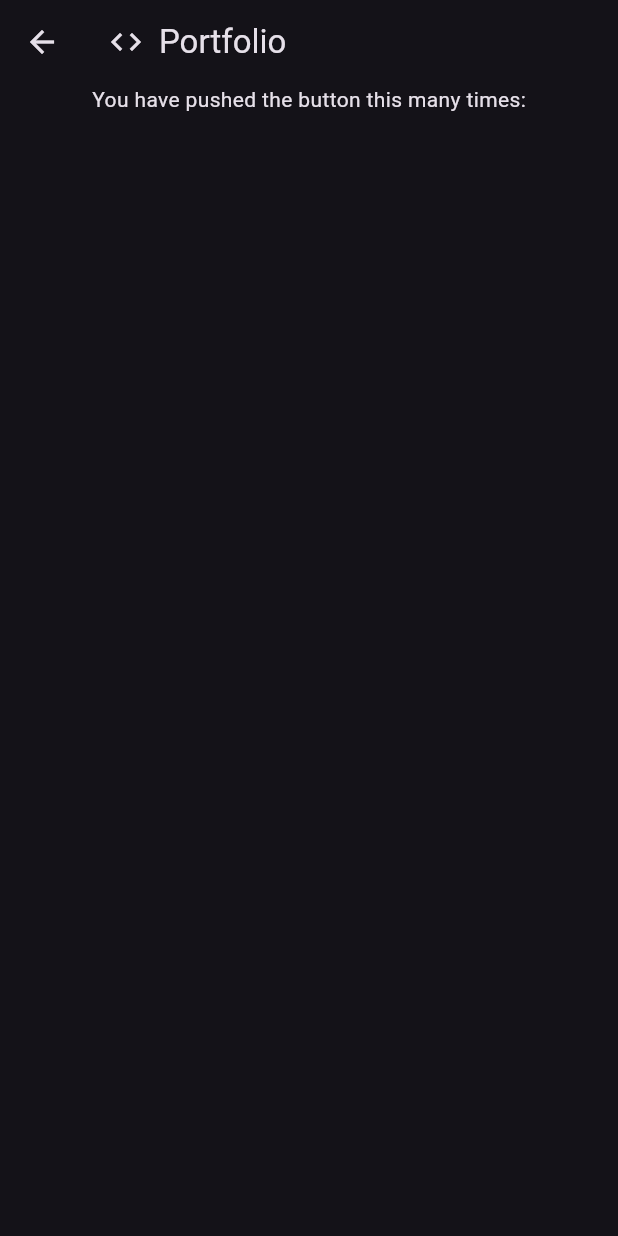
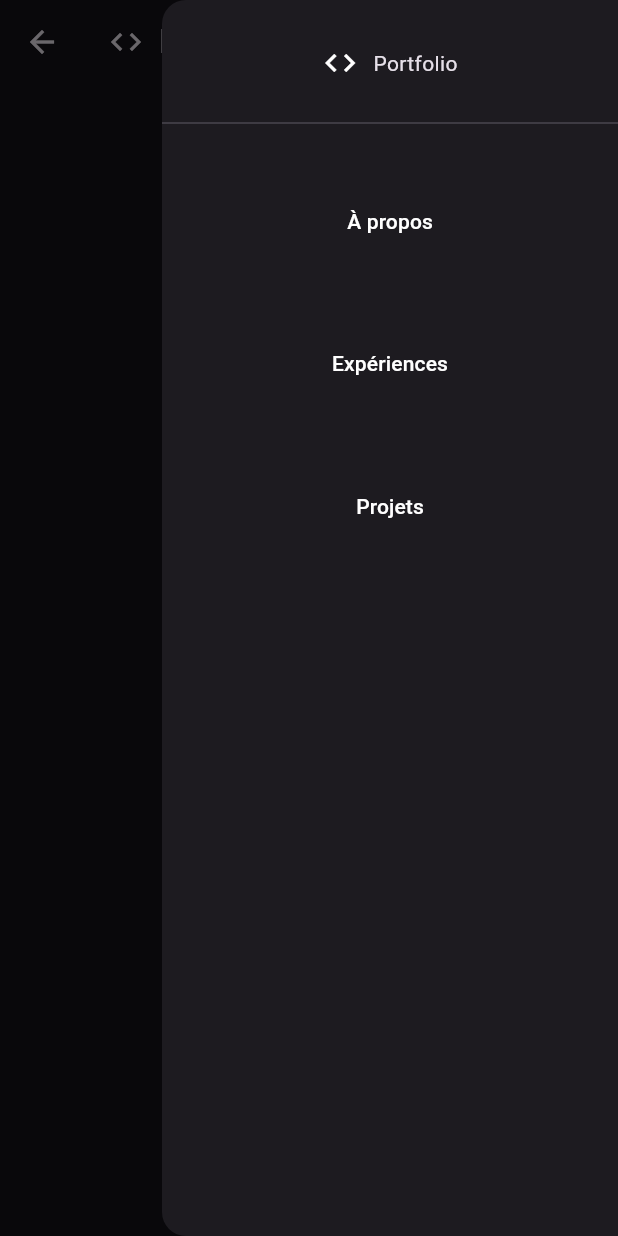
Before and after one commit to ASD-9/portfolio_app, a Flutter app: the MyHomePage screen opened directly, with the side drawer open (before the commit the screen has no drawer), on a phone screen of 412 x 824 dp. Run offline on Flutter 3.47's test engine with Material 3 defaults, Android fonts, the phone set to English and light mode, and no system bars; our stand-ins replace flutter_dotenv, loading_animation_widget; network calls fail.

Commit message:
create drawer for mobile size

```diff
--- a/lib/home_page.dart
+++ b/lib/home_page.dart
@@ -1,5 +1,6 @@
 import 'package:flutter/material.dart';
 import 'package:portfolio_app/widgets/app_bar.dart';
+import 'package:portfolio_app/widgets/end_drawer.dart';
 
 class MyHomePage extends StatefulWidget {
   const MyHomePage({super.key});
@@ -13,11 +14,12 @@ class _MyHomePageState extends State<MyHomePage> {
   @override
   Widget build(BuildContext context) {
     return Scaffold(
+      endDrawer: EndDrawer(),
       body: Center(
         child: Column(
           children: [
             MyAppBar(),
-            const Text('You have pushed the button this many times:'),
+            const Text('Page Content To Be Added'),
           ],
         ),
       ),
--- a/lib/widgets/app_bar.dart
+++ b/lib/widgets/app_bar.dart
@@ -1,5 +1,6 @@
 import 'package:flutter/material.dart';
 import 'package:portfolio_app/widgets/responsive.dart';
+import 'package:portfolio_app/widgets/title_button.dart';
 
 class MyAppBar extends StatelessWidget {
   const MyAppBar({super.key});
@@ -7,21 +8,7 @@ class MyAppBar extends StatelessWidget {
   @override
   Widget build(BuildContext context) {
     return AppBar(
-      title: MouseRegion(
-        cursor: SystemMouseCursors.click,
-        child: GestureDetector(
-          onTap: () {},
-          child: Row(
-            children: [
-              Icon(
-                Icons.code
-              ),
-              const SizedBox(width: 10),
-              Text('Portfolio'),
-            ],
-          )
-        )
-      ),
+      title: TitleButton(isInDrawer: false),
       actions: [
         if (!Responsive.isMobile(context))
           Row(
--- /dev/null
+++ b/lib/widgets/end_drawer.dart
@@ -0,0 +1,55 @@
+import 'package:flutter/material.dart';
+import 'package:portfolio_app/widgets/responsive.dart';
+import 'package:portfolio_app/widgets/title_button.dart';
+
+class EndDrawer extends StatelessWidget {
+  const EndDrawer({super.key});
+
+  @override
+  Widget build(BuildContext context) {
+    if (!Responsive.isMobile(context)) return const SizedBox.shrink();
+    return Drawer(
+      child: Column(
+        spacing: 20,
+        children: [
+          const SizedBox(height: 10,),
+          TitleButton(isInDrawer: true),
+          const Divider(),
+          MaterialButton(
+            height: 75,
+            minWidth: double.infinity,
+            hoverColor: Colors.transparent,
+            splashColor: Colors.transparent,
+            highlightColor: Colors.transparent,
+            onPressed: () {
+              Scaffold.of(context).closeEndDrawer();
+            },
+            child: const Text('À propos')
+          ),
+          MaterialButton(
+            height: 75,
+            minWidth: double.infinity,
+            hoverColor: Colors.transparent,
+            splashColor: Colors.transparent,
+            highlightColor: Colors.transparent,
+            onPressed: () {
+              Scaffold.of(context).closeEndDrawer();
+            },
+            child: const Text('Expériences')
+          ),
+          MaterialButton(
+            height: 75,
+            minWidth: double.infinity,
+            hoverColor: Colors.transparent,
+            splashColor: Colors.transparent,
+            highlightColor: Colors.transparent,
+            onPressed: () {
+              Scaffold.of(context).closeEndDrawer();
+            },
+            child: const Text('Projets')
+          ),
+        ],
+      ),
+    );
+  }
+}
--- /dev/null
+++ b/lib/widgets/title_button.dart
@@ -0,0 +1,29 @@
+import 'package:flutter/material.dart';
+
+class TitleButton extends StatelessWidget {
+  final bool isInDrawer;
+
+  const TitleButton({super.key, required this.isInDrawer});
+
+  @override
+  Widget build(BuildContext context) {
+    return MouseRegion(
+      cursor: SystemMouseCursors.click,
+      child: GestureDetector(
+        onTap: () {
+          if (isInDrawer) Scaffold.of(context).closeEndDrawer();
+        },
+        child: Row(
+          mainAxisAlignment: isInDrawer ? MainAxisAlignment.center : MainAxisAlignment.start,
+          children: [
+            Icon(
+              Icons.code
+            ),
+            const SizedBox(width: 10),
+            Text('Portfolio'),
+          ],
+        )
+      )
+    );
+  }
+}
```
